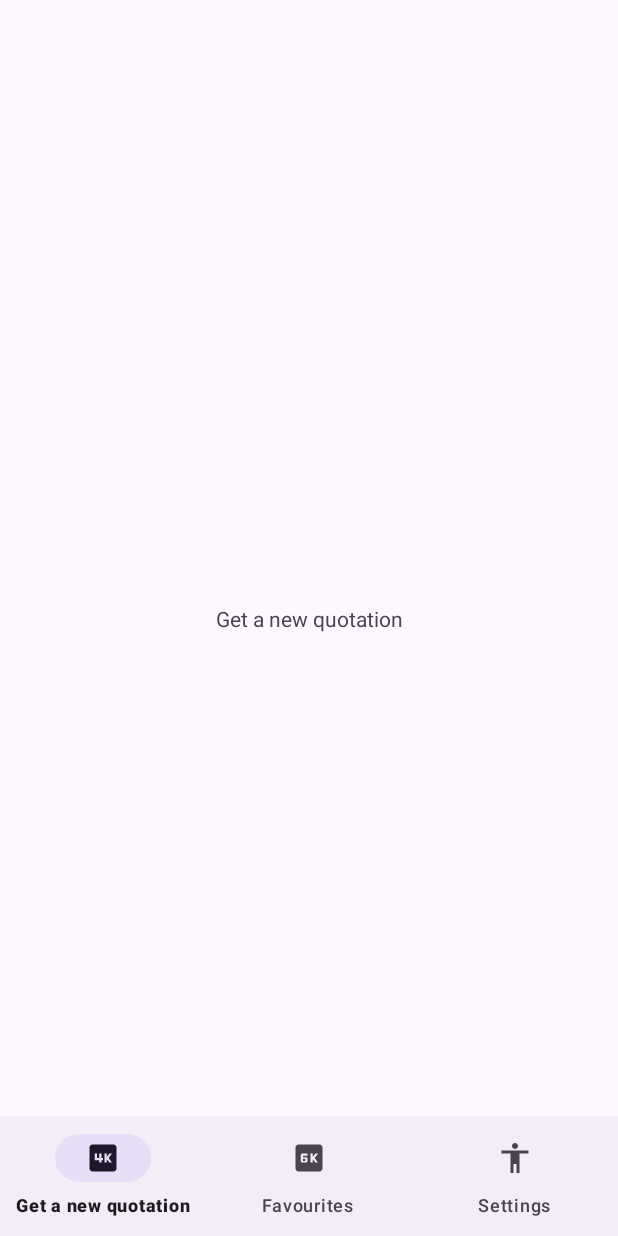
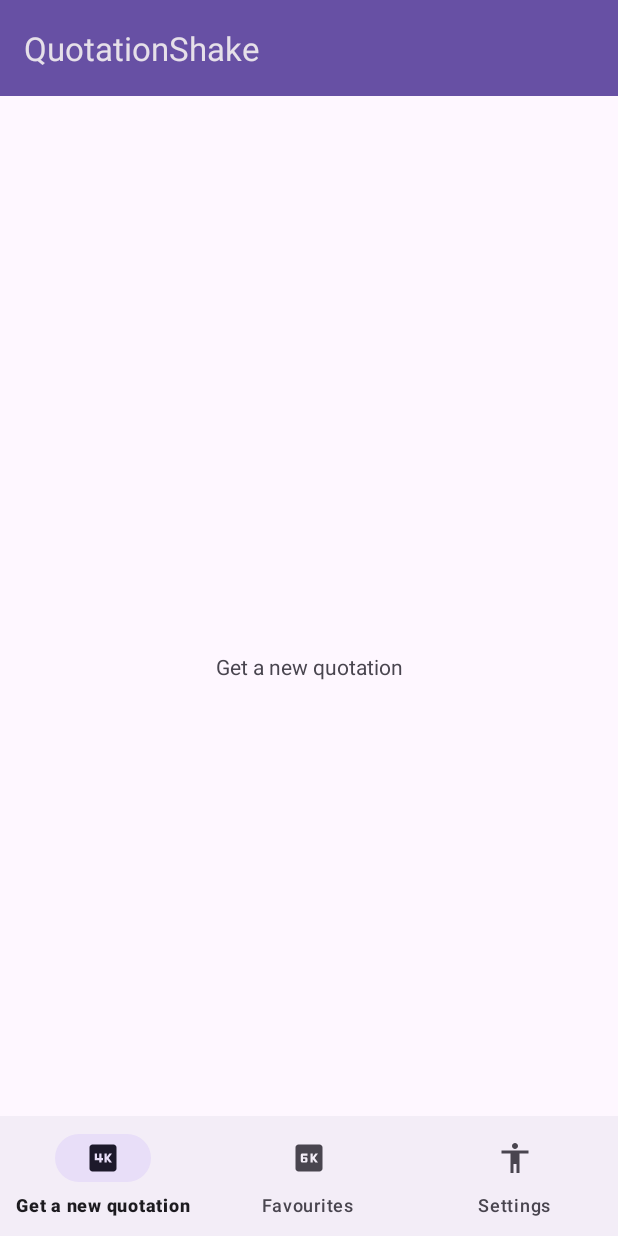
Before and after one commit to AbelHaro/QuotationShake, an Android app: the screen it shows after launch (MainActivity), on a phone screen of 412 x 824 dp. Run offline under Robolectric (Android 15) with nearby library versions, the phone set to English and light mode, and no system bars; our stand-ins replace navigation-ui.

Commit message:
Práctica 01, Ejercicio 04 terminado

```diff
--- a/app/src/main/java/dadm/ahararm/quotationshake/ui/MainActivity.kt
+++ b/app/src/main/java/dadm/ahararm/quotationshake/ui/MainActivity.kt
@@ -6,6 +6,7 @@ import androidx.appcompat.app.AppCompatActivity
 import androidx.core.view.ViewCompat
 import androidx.core.view.WindowInsetsCompat
 import androidx.navigation.fragment.NavHostFragment
+import androidx.navigation.ui.AppBarConfiguration
 import androidx.navigation.ui.setupWithNavController
 import dadm.ahararm.quotationshake.databinding.ActivityMainBinding
 
@@ -19,8 +20,13 @@ class MainActivity : AppCompatActivity() {
         binding = ActivityMainBinding.inflate(layoutInflater)
         setContentView(binding.root)
 
-        val navController = binding.navHostFragment.getFragment<NavHostFragment>().navController
+        val navController = binding.fcvNavHostFragment.getFragment<NavHostFragment>().navController
         binding.bnvMain.setupWithNavController(navController)
+
+        setSupportActionBar(binding.toolbar)
+
+        val appBarConfig = AppBarConfiguration(navController.graph)
+        binding.toolbar.setupWithNavController(navController, appBarConfig)
 
         ViewCompat.setOnApplyWindowInsetsListener(binding.root) { v, insets ->
             val systemBars = insets.getInsets(WindowInsetsCompat.Type.systemBars())
--- a/app/src/main/res/layout/activity_main.xml
+++ b/app/src/main/res/layout/activity_main.xml
@@ -1,5 +1,5 @@
 <?xml version="1.0" encoding="utf-8"?>
-<androidx.constraintlayout.widget.ConstraintLayout xmlns:android="http://schemas.android.com/apk/res/android"
+<androidx.coordinatorlayout.widget.CoordinatorLayout xmlns:android="http://schemas.android.com/apk/res/android"
     xmlns:app="http://schemas.android.com/apk/res-auto"
     xmlns:tools="http://schemas.android.com/tools"
     android:id="@+id/main"
@@ -7,27 +7,33 @@
     android:layout_height="match_parent"
     tools:context=".ui.MainActivity">
 
+    <com.google.android.material.appbar.AppBarLayout
+        android:layout_width="match_parent"
+        android:layout_height="wrap_content"
+        android:fitsSystemWindows="true">
+
+        <com.google.android.material.appbar.MaterialToolbar
+            android:id="@+id/toolbar"
+            android:layout_width="match_parent"
+            android:layout_height="?attr/actionBarSize"
+            android:background="?attr/colorPrimary"
+            app:titleTextColor="?android:attr/textColorPrimaryInverse"
+            app:popupTheme="@style/ThemeOverlay.MaterialComponents.Light" />
+    </com.google.android.material.appbar.AppBarLayout>
+
     <androidx.fragment.app.FragmentContainerView
-        android:id="@+id/nav_host_fragment"
+        android:id="@+id/fcvNavHostFragment"
         android:name="androidx.navigation.fragment.NavHostFragment"
         android:layout_width="match_parent"
         android:layout_height="match_parent"
         app:defaultNavHost="true"
-        app:layout_constraintBottom_toTopOf="@+id/bnv_main"
-        app:layout_constraintEnd_toEndOf="parent"
-        app:layout_constraintStart_toStartOf="parent"
-        app:layout_constraintTop_toTopOf="parent"
-        app:navGraph="@navigation/nav_graph" />
-
+        app:navGraph="@navigation/nav_graph"
+        app:layout_behavior="com.google.android.material.appbar.AppBarLayout$ScrollingViewBehavior" />
 
     <com.google.android.material.bottomnavigation.BottomNavigationView
-        android:id="@+id/bnv_main"
+        android:id="@+id/bnvMain"
         android:layout_width="match_parent"
         android:layout_height="wrap_content"
-        app:layout_constraintBottom_toBottomOf="parent"
-        app:layout_constraintEnd_toEndOf="parent"
-        app:layout_constraintStart_toStartOf="parent"
+        android:layout_gravity="bottom"
         app:menu="@menu/menu_navigation" />
-
-
-</androidx.constraintlayout.widget.ConstraintLayout>
+</androidx.coordinatorlayout.widget.CoordinatorLayout>
```
